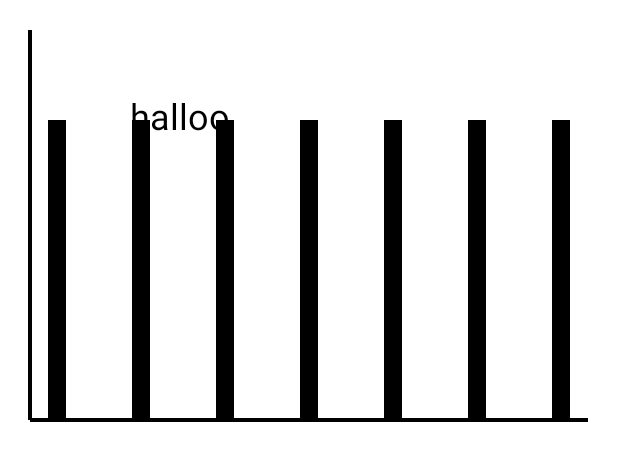
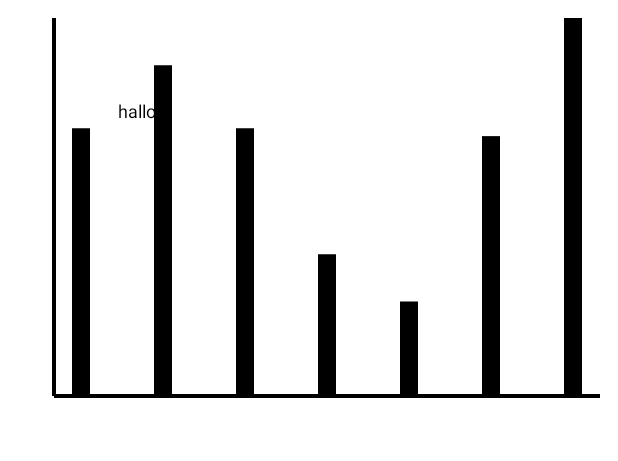
Before and after one commit to maximilianproell/SimplePomodoro, an Android app built with Jetpack Compose: the @Preview function BarChartPreview, on a phone screen of 412 x 824 dp. Shown: the top 461 px of the screen. Run offline under Robolectric (Android 15) with nearby library versions, the phone set to English and light mode, and no system bars.

Commit message:
- bar chart is now drawn correctly with space for drawing labels

```diff
--- a/app/src/main/java/com/example/simplepomodoro/ui/StatisticsScreen.kt
+++ b/app/src/main/java/com/example/simplepomodoro/ui/StatisticsScreen.kt
@@ -9,10 +9,10 @@ import com.example.simplepomodoro.ui.components.charts.BarChart
 
 @Composable
 fun StatisticsScreen() {
-    BarChart(
+    /*BarChart(
         modifier = Modifier
             .fillMaxWidth()
             .height(300.dp),
         dataPoints = listOf()
-    )
+    )*/
 }
--- a/app/src/main/java/com/example/simplepomodoro/ui/components/charts/BarChart.kt
+++ b/app/src/main/java/com/example/simplepomodoro/ui/components/charts/BarChart.kt
@@ -2,12 +2,12 @@ package com.example.simplepomodoro.ui.components.charts
 
 import androidx.compose.animation.core.*
 import androidx.compose.foundation.Canvas
+import androidx.compose.foundation.layout.Box
 import androidx.compose.foundation.layout.fillMaxWidth
 import androidx.compose.foundation.layout.height
 import androidx.compose.foundation.layout.padding
 import androidx.compose.material.MaterialTheme.colors
 import androidx.compose.runtime.Composable
-import androidx.compose.runtime.getValue
 import androidx.compose.runtime.remember
 import androidx.compose.ui.Modifier
 import androidx.compose.ui.geometry.Offset
@@ -31,10 +31,11 @@ import com.example.simplepomodoro.utils.toLegacyInt
 fun BarChart(
     modifier: Modifier = Modifier,
     dataPoints: List<ChartDataPoint>,
+    maxYValue: Float,
     barColor: Color = colors.onBackground,
     barWidthDp: Dp = 12.dp,
     axisColor: Color = colors.onBackground,
-    labelTextSize: TextUnit = 24.sp
+    labelTextSize: TextUnit = 12.sp
 ) {
     val currentAnimationState = remember {
         MutableTransitionState(AnimationProgress.START).apply {
@@ -47,48 +48,57 @@ fun BarChart(
         label = "bar_chart_transition"
     )
 
-    val barHeight by barAnimationTransition.animateFloat(
+    val barPercentageHeights = dataPoints.map { dataPoint ->
+        barAnimationTransition.animateFloat(
             transitionSpec = {
                 tween(
                     delayMillis = 500,
                     durationMillis = 2000,
                     easing = FastOutSlowInEasing,
                 )
-        }, label = ""
+            }, label = dataPoint.xValue
         ) { progress ->
             if (progress == AnimationProgress.START) 0f
-        else 300f
+            else dataPoint.yValue / maxYValue
+        }
     }
 
+    Box(modifier = modifier.padding(12.dp)) {
         Canvas(
             modifier = modifier
-            .padding(20.dp)
         ) {
             val (canvasWidth, canvasHeight) = size
+            val spaceForLabel = 24.dp.toPx()
+            val chartWidth = canvasWidth - spaceForLabel
+            val chartHeight = canvasHeight - spaceForLabel
 
             // calculate bar spacing in px
-        val startEndPaddingPx = 12.dp.toPx()
-        val barSpaceHorizontal = canvasWidth - startEndPaddingPx * 2
+            val chartPadding = 12.dp.toPx()
+            // 2 * chart padding + space for Label at start
+            val barSpaceHorizontal = chartWidth - (chartPadding * 2)
             val sizeOccupiedByBars = barWidthDp.toPx() * dataPoints.size
             val barSpacing = (barSpaceHorizontal - sizeOccupiedByBars) / (dataPoints.size - 1)
 
             drawAxis(
                 drawScope = this,
                 axisColor = axisColor,
-            axisType = Axis.X_AXIS
+                axisType = Axis.X_AXIS,
+                offsetPadding = spaceForLabel
             )
             drawAxis(
                 drawScope = this,
                 axisColor = axisColor,
-            axisType = Axis.Y_AXIS
+                axisType = Axis.Y_AXIS,
+                offsetPadding = spaceForLabel
             )
 
-        var currentBarOffset = startEndPaddingPx
-        dataPoints.forEach { chartDataPoint ->
+            var currentBarOffset = chartPadding + spaceForLabel
+            dataPoints.forEachIndexed { index, chartDataPoint ->
+                val barHeight = barPercentageHeights[index].value * chartHeight
                 drawRect(
                     color = barColor,
                     size = Size(width = barWidthDp.toPx(), height = barHeight),
-                topLeft = Offset(currentBarOffset, canvasHeight - barHeight)
+                    topLeft = Offset(currentBarOffset, chartHeight - barHeight)
                 )
                 currentBarOffset += barSpacing + barWidthDp.toPx()
             }
@@ -106,6 +116,8 @@ fun BarChart(
         }
     }
 
+}
+
 @Preview(showBackground = true)
 @Composable
 fun BarChartPreview() {
@@ -121,8 +133,10 @@ fun BarChartPreview() {
                 ChartDataPoint("DO", 4.5f),
                 ChartDataPoint("FR", 3.0f),
                 ChartDataPoint("SA", 8.25f),
-                ChartDataPoint("SO", 9.75f),
-            )
+                ChartDataPoint("SO", 12.0f),
+            ),
+            // let's just say, 12h is the maximum one would work a day
+            maxYValue = 12.0f
         )
     }
 }
--- a/app/src/main/java/com/example/simplepomodoro/ui/components/charts/utils/ChartUtils.kt
+++ b/app/src/main/java/com/example/simplepomodoro/ui/components/charts/utils/ChartUtils.kt
@@ -4,6 +4,9 @@ import androidx.compose.ui.geometry.Offset
 import androidx.compose.ui.graphics.Color
 import androidx.compose.ui.graphics.drawscope.DrawScope
 import androidx.compose.ui.graphics.drawscope.Stroke
+import androidx.compose.ui.graphics.drawscope.drawIntoCanvas
+import androidx.compose.ui.graphics.nativeCanvas
+import com.example.simplepomodoro.utils.toLegacyInt
 
 data class ChartDataPoint(
     val xValue: String,
@@ -21,16 +24,17 @@ enum class AnimationProgress {
 fun drawAxis(
     drawScope: DrawScope,
     axisColor: Color,
-    axisType: Axis
+    axisType: Axis,
+    offsetPadding: Float = 0f
 ) {
     with(drawScope) {
         val (width, height) = size
         val (start, end) = when (axisType) {
             Axis.X_AXIS -> {
-                Offset(0f, height) to Offset(width, height)
+                Offset(offsetPadding, height - offsetPadding) to Offset(width, height - offsetPadding)
             }
             Axis.Y_AXIS -> {
-                Offset(0f, 0f) to Offset(0f, height)
+                Offset(offsetPadding, 0f) to Offset(offsetPadding, height - offsetPadding)
             }
         }
 
@@ -42,3 +46,20 @@ fun drawAxis(
         )
     }
 }
+
+fun drawYAxisLabel(
+    drawScope: DrawScope,
+    labelColor: Color,
+    labelTextSizePx: Float
+) {
+    drawScope.drawIntoCanvas { canvas ->
+        canvas.nativeCanvas.drawText(
+            "halloo",
+            100f, 100f,
+            android.graphics.Paint().apply {
+                textSize = labelTextSizePx
+                color = labelColor.toLegacyInt()
+            }
+        )
+    }
+}
```
Lines whose indentation alone changed are shown as unchanged.
